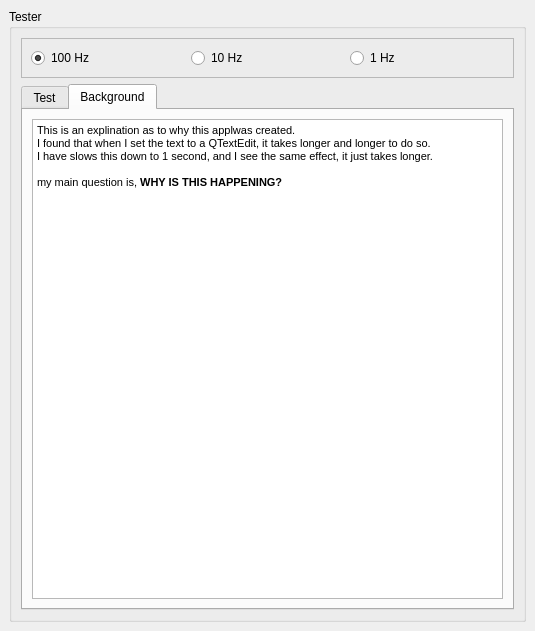
Qt form src/mainwindow.ui (jmussemann/qtDrawIssue) before a commit.
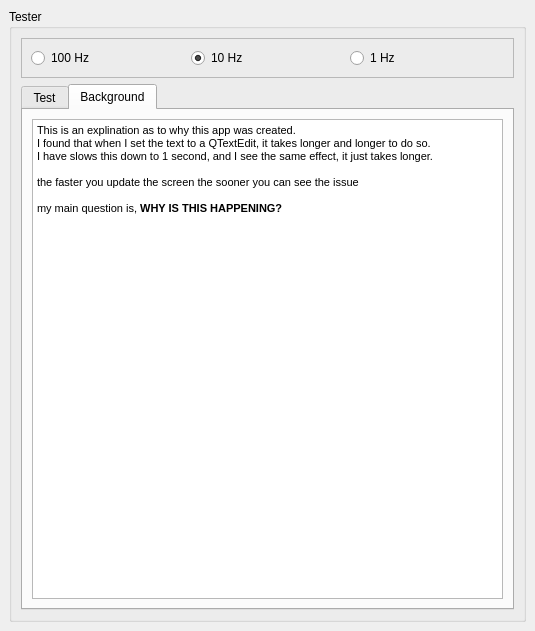
The same form after that commit. The open tabs and pages were chosen to show the change.

Commit message: spelling correction and default to 10 hz

```diff
--- a/src/mainwindow.ui
+++ b/src/mainwindow.ui
@@ -41,7 +41,7 @@
                <string>100 Hz</string>
               </property>
               <property name="checked">
-               <bool>true</bool>
+               <bool>false</bool>
               </property>
              </widget>
             </item>
@@ -50,6 +50,12 @@
               <property name="text">
                <string>10 Hz</string>
               </property>
+              <property name="checkable">
+               <bool>true</bool>
+              </property>
+              <property name="checked">
+               <bool>true</bool>
+              </property>
              </widget>
             </item>
             <item>
@@ -89,10 +95,12 @@
 &lt;html&gt;&lt;head&gt;&lt;meta name=&quot;qrichtext&quot; content=&quot;1&quot; /&gt;&lt;style type=&quot;text/css&quot;&gt;
 p, li { white-space: pre-wrap; }
 &lt;/style&gt;&lt;/head&gt;&lt;body style=&quot; font-family:'MS Shell Dlg 2'; font-size:8.25pt; font-weight:400; font-style:normal;&quot;&gt;
-&lt;p style=&quot; margin-top:0px; margin-bottom:0px; margin-left:0px; margin-right:0px; -qt-block-indent:0; text-indent:0px;&quot;&gt;This is an explination as to why this applwas created.&lt;/p&gt;
+&lt;p style=&quot; margin-top:0px; margin-bottom:0px; margin-left:0px; margin-right:0px; -qt-block-indent:0; text-indent:0px;&quot;&gt;This is an explination as to why this app was created.&lt;/p&gt;
 &lt;p style=&quot; margin-top:0px; margin-bottom:0px; margin-left:0px; margin-right:0px; -qt-block-indent:0; text-indent:0px;&quot;&gt;I found that when I set the text to a QTextEdit, it takes longer and longer to do so.&lt;/p&gt;
 &lt;p style=&quot; margin-top:0px; margin-bottom:0px; margin-left:0px; margin-right:0px; -qt-block-indent:0; text-indent:0px;&quot;&gt;I have slows this down to 1 second, and I see the same effect, it just takes longer.&lt;/p&gt;
 &lt;p style=&quot;-qt-paragraph-type:empty; margin-top:0px; margin-bottom:0px; margin-left:0px; margin-right:0px; -qt-block-indent:0; text-indent:0px;&quot;&gt;&lt;br /&gt;&lt;/p&gt;
+&lt;p style=&quot; margin-top:0px; margin-bottom:0px; margin-left:0px; margin-right:0px; -qt-block-indent:0; text-indent:0px;&quot;&gt;the faster you update the screen the sooner you can see the issue&lt;/p&gt;
+&lt;p style=&quot;-qt-paragraph-type:empty; margin-top:0px; margin-bottom:0px; margin-left:0px; margin-right:0px; -qt-block-indent:0; text-indent:0px;&quot;&gt;&lt;br /&gt;&lt;/p&gt;
 &lt;p style=&quot; margin-top:0px; margin-bottom:0px; margin-left:0px; margin-right:0px; -qt-block-indent:0; text-indent:0px;&quot;&gt;my main question is, &lt;span style=&quot; font-weight:600;&quot;&gt;WHY IS THIS HAPPENING?&lt;/span&gt; &lt;/p&gt;&lt;/body&gt;&lt;/html&gt;</string>
                </property>
               </widget>
```
Left out of the diff: 2 changed lines with no effect on the pictures.
